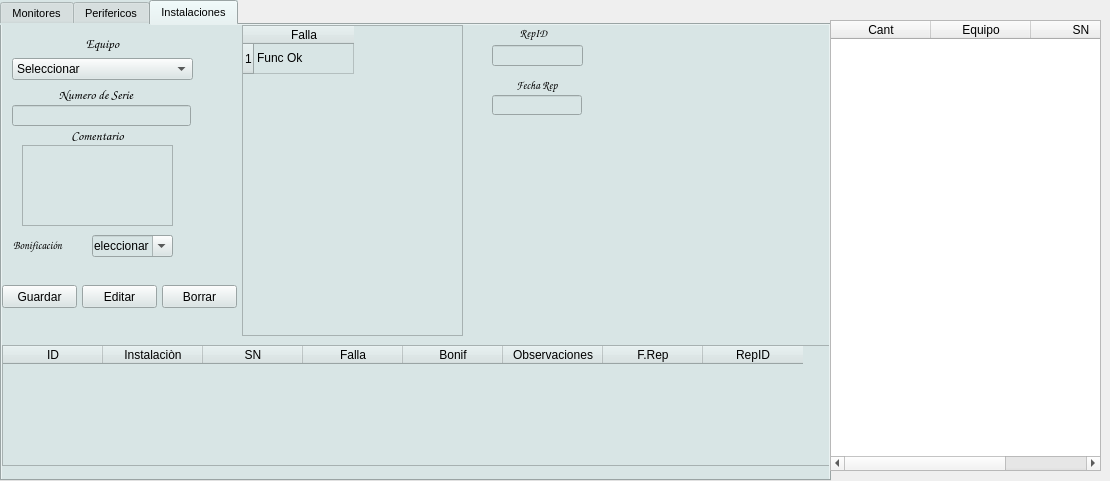
Old version of the form reparaciones.ui in the repository Matias2178/Sistema_Postventa.
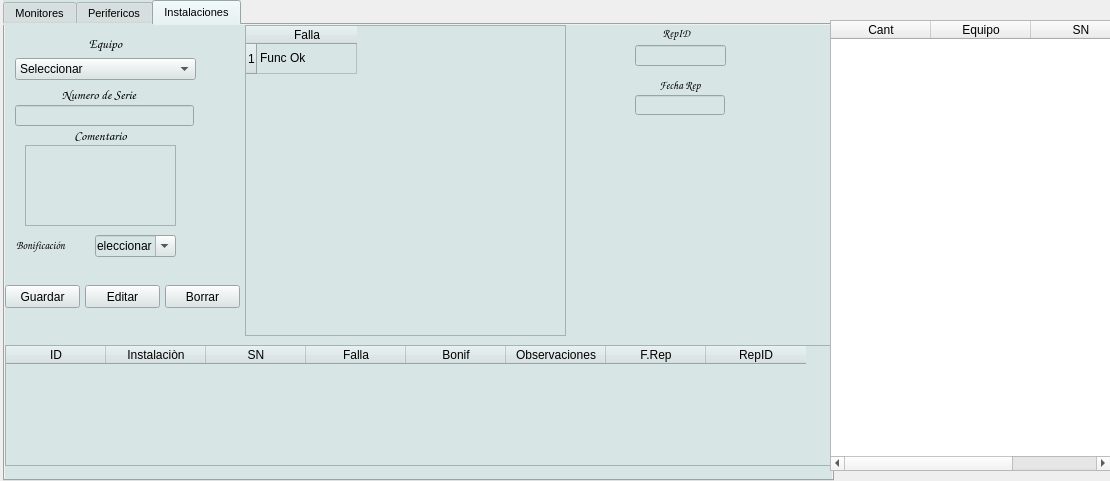
New version of the form. The open tabs and pages were chosen to show the change. Icons and pictures are not drawn.

Patch:
```diff
--- a/reparaciones.ui
+++ b/reparaciones.ui
@@ -16,7 +16,7 @@
   <widget class="QTabWidget" name="tabWidget">
    <property name="geometry">
     <rect>
-     <x>0</x>
+     <x>3</x>
      <y>0</y>
      <width>831</width>
      <height>481</height>
@@ -5016,7 +5016,7 @@
       <rect>
        <x>240</x>
        <y>0</y>
-       <width>221</width>
+       <width>321</width>
        <height>311</height>
       </rect>
      </property>
@@ -5099,7 +5099,7 @@
      </property>
      <property name="geometry">
       <rect>
-       <x>490</x>
+       <x>630</x>
        <y>20</y>
        <width>91</width>
        <height>21</height>
@@ -5135,7 +5135,7 @@
     <widget class="QLabel" name="lID_30">
      <property name="geometry">
       <rect>
-       <x>510</x>
+       <x>650</x>
        <y>0</y>
        <width>43</width>
        <height>16</height>
@@ -5209,7 +5209,7 @@
     <widget class="QLabel" name="label_48">
      <property name="geometry">
       <rect>
-       <x>490</x>
+       <x>630</x>
        <y>50</y>
        <width>90</width>
        <height>20</height>
@@ -5233,7 +5233,7 @@
     <widget class="QLineEdit" name="INS_FR">
      <property name="geometry">
       <rect>
-       <x>490</x>
+       <x>630</x>
        <y>70</y>
        <width>90</width>
        <height>20</height>
@@ -5296,7 +5296,7 @@
     <rect>
      <x>830</x>
      <y>20</y>
-     <width>271</width>
+     <width>281</width>
      <height>451</height>
     </rect>
    </property>
```
Left out of the diff: 2 changed lines with no effect on the pictures.
